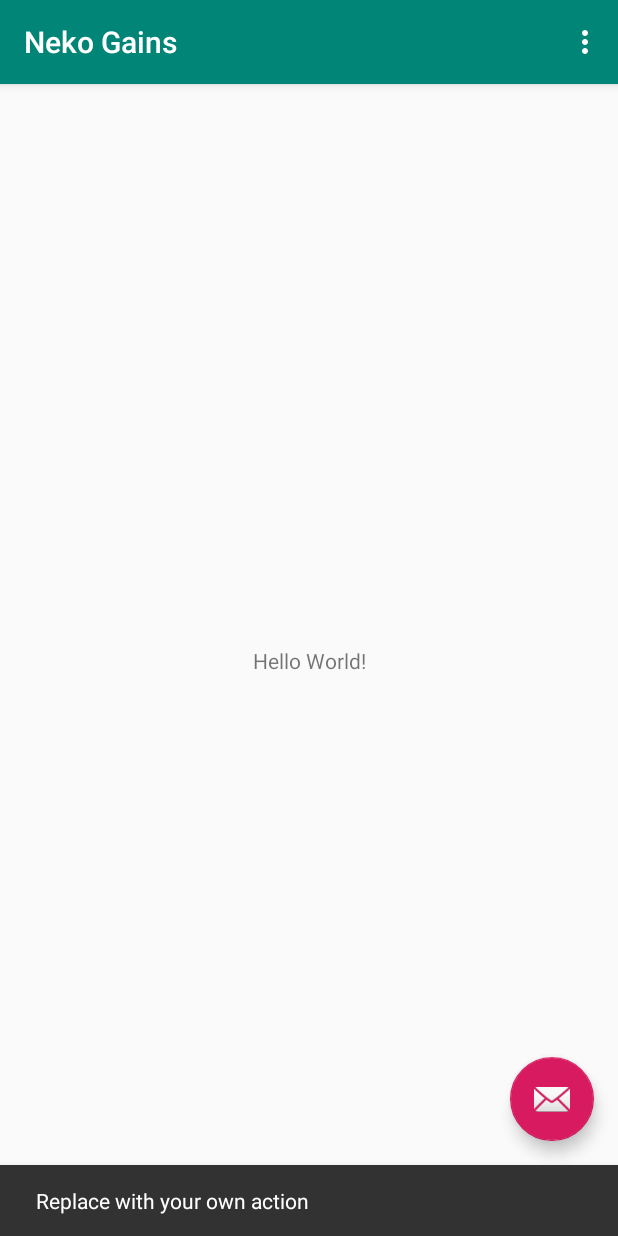
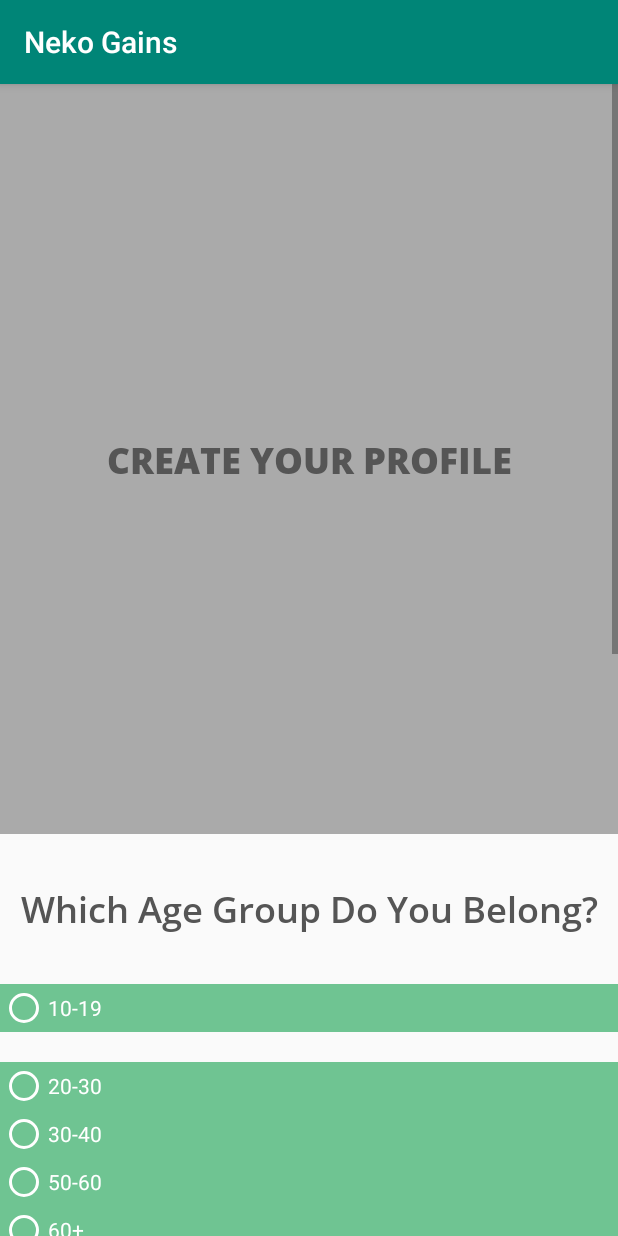
Before and after one commit to Legendarytruth/Neko-Gainz, an Android app: the screen it shows after launch (MainActivity before the commit, Questionnaire after it), after a tap on an icon or button, on a phone screen of 412 x 824 dp. Run offline under Robolectric (Android 15) with nearby library versions, the light colour scheme and no system bars.

Commit message:
THEC-38 Created questionnaire activity view

```diff
--- a/Neko Gains/app/src/main/AndroidManifest.xml
+++ b/Neko Gains/app/src/main/AndroidManifest.xml
@@ -9,6 +9,7 @@
         android:roundIcon="@mipmap/ic_launcher_round"
         android:supportsRtl="true"
         android:theme="@style/AppTheme">
+        <activity android:name=".Questionnaire"></activity>
         <activity
             android:name=".MainActivity"
             android:label="@string/app_name"
--- a/Neko Gains/app/src/main/java/com/example/nekogains/MainActivity.java
+++ b/Neko Gains/app/src/main/java/com/example/nekogains/MainActivity.java
@@ -1,5 +1,6 @@
 package com.example.nekogains;
 
+import android.content.Intent;
 import android.os.Bundle;
 
 import com.google.android.material.floatingactionbutton.FloatingActionButton;
@@ -25,6 +26,8 @@ public class MainActivity extends AppCompatActivity {
         fab.setOnClickListener(new View.OnClickListener() {
             @Override
             public void onClick(View view) {
+
+                startActivity(new Intent(MainActivity.this, Questionnaire.class));
                 Snackbar.make(view, "Replace with your own action", Snackbar.LENGTH_LONG)
                         .setAction("Action", null).show();
             }
--- /dev/null
+++ b/Neko Gains/app/src/main/java/com/example/nekogains/Questionnaire.java
@@ -0,0 +1,14 @@
+package com.example.nekogains;
+
+import androidx.appcompat.app.AppCompatActivity;
+
+import android.os.Bundle;
+
+public class Questionnaire extends AppCompatActivity {
+
+    @Override
+    protected void onCreate(Bundle savedInstanceState) {
+        super.onCreate(savedInstanceState);
+        setContentView(R.layout.activity_questionnaire);
+    }
+}
--- /dev/null
+++ b/Neko Gains/app/src/main/res/font/fonts.xml
@@ -0,0 +1,15 @@
+<?xml version="1.0" encoding="utf-8"?>
+<font-family xmlns:android="http://schemas.android.com/apk/res/android">
+    <font
+        android:fontStyle="normal"
+        android:fontWeight="400"
+        android:font="@font/OpenSans_Bold" />
+    <font
+        android:fontStyle="italic"
+        android:fontWeight="400"
+        android:font="@font/OpenSans_BoldItalic" />
+    <font
+        android:fontStyle="normal"
+        android:fontWeight="400"
+        android:font="@font/OpenSans_ExtraBold" />
+</font-family>
--- /dev/null
+++ b/Neko Gains/app/src/main/res/layout/activity_questionnaire.xml
@@ -0,0 +1,226 @@
+<?xml version="1.0" encoding="utf-8"?>
+
+<LinearLayout xmlns:android="http://schemas.android.com/apk/res/android"
+    android:layout_width="match_parent"
+    android:id="@+id/layout"
+    android:layout_height="match_parent">
+    <ScrollView
+        android:layout_width="match_parent"
+        android:layout_height="match_parent">
+        <LinearLayout
+            android:layout_width="match_parent"
+            android:orientation="vertical"
+            android:layout_height="match_parent">
+            <LinearLayout
+                android:layout_width="match_parent"
+                android:layout_height="match_parent"
+                android:orientation="vertical">
+                <TextView
+                    android:fontFamily="@font/OpenSans_ExtraBold"
+                    android:text="CREATE YOUR PROFILE"
+                    android:textSize="24sp"
+                    android:gravity="center"
+                    android:textColor="#555555"
+                    android:background="#AAAAAA"
+                    android:layout_width="match_parent"
+                    android:layout_height="500dp"/>
+                <TextView
+                    android:fontFamily="@font/OpenSans_SemiBold"
+                    android:text="Which Age Group Do You Belong?"
+                    android:textSize="24sp"
+                    android:gravity="center"
+                    android:textColor="#555555"
+                    android:layout_width="match_parent"
+                    android:layout_height="100dp"/>
+
+                <RadioGroup
+                    android:layout_width="match_parent"
+                    android:layout_height="wrap_content"
+                    android:orientation = "vertical">
+
+                    <RadioButton
+                        android:id="@+id/q1a"
+                        android:layout_width="match_parent"
+                        android:layout_height="wrap_content"
+                        android:text="10-19"
+                        android:textColor="#FFFFFF"
+                        android:buttonTint="#ffffff"
+                        android:background ="#6fc492"/>
+                    <RadioButton
+                        android:id="@+id/q1b"
+                        android:layout_marginTop = "20dp"
+                        android:layout_width="match_parent"
+                        android:layout_height="wrap_content"
+                        android:text="20-30"
+                        android:textColor="#FFFFFF"
+                        android:buttonTint="#ffffff"
+                        android:background ="#6fc492"/>
+                    <RadioButton
+                        android:id="@+id/q1c"
+                        android:layout_width="match_parent"
+                        android:layout_height="wrap_content"
+                        android:text="30-40"
+                        android:textColor="#FFFFFF"
+                        android:buttonTint="#ffffff"
+                        android:background ="#6fc492"/>
+                    <RadioButton
+                        android:id="@+id/q1d"
+                        android:layout_width="match_parent"
+                        android:layout_height="wrap_content"
+                        android:text="50-60"
+                        android:textColor="#FFFFFF"
+                        android:buttonTint="#ffffff"
+                        android:background ="#6fc492"/>
+                    <RadioButton
+                        android:id="@+id/q1e"
+                        android:layout_width="match_parent"
+                        android:layout_height="wrap_content"
+                        android:text="60+"
+                        android:textColor="#FFFFFF"
+                        android:buttonTint="#ffffff"
+                        android:background ="#6fc492"/>
+                </RadioGroup>
+            </LinearLayout>
+            <!-- Question 2 -->
+            <LinearLayout
+                android:layout_width="match_parent"
+                android:layout_height="match_parent"
+                android:orientation="vertical">
+                <TextView
+                    android:fontFamily="@font/OpenSans_SemiBold"
+                    android:text="How Often Do You Exercise?"
+                    android:textSize="24sp"
+                    android:gravity="center"
+                    android:textColor="#555555"
+                    android:layout_width="match_parent"
+                    android:layout_height="100dp"/>
+
+                <RadioGroup
+                    android:layout_width="match_parent"
+                    android:layout_height="wrap_content"
+                    android:orientation = "vertical">
+
+                    <RadioButton
+                        android:id="@+id/q2a"
+                        android:layout_width="match_parent"
+                        android:layout_height="wrap_content"
+                        android:text="Do not or very seldom exercises"
+                        android:textColor="#FFFFFF"
+                        android:buttonTint="#ffffff"
+                        android:background ="#6fc492"/>
+                    <RadioButton
+                        android:id="@+id/q2b"
+                        android:layout_width="match_parent"
+                        android:layout_height="wrap_content"
+                        android:text="1-2 times a week"
+                        android:textColor="#FFFFFF"
+                        android:buttonTint="#ffffff"
+                        android:background ="#6fc492"/>
+                    <RadioButton
+                        android:id="@+id/q2c"
+                        android:layout_width="match_parent"
+                        android:layout_height="wrap_content"
+                        android:text="3-4 times a week"
+                        android:textColor="#FFFFFF"
+                        android:buttonTint="#ffffff"
+                        android:background ="#6fc492"/>
+                    <RadioButton
+                        android:id="@+id/q2d"
+                        android:layout_width="match_parent"
+                        android:layout_height="wrap_content"
+                        android:text="5 or more times a week"
+                        android:textColor="#FFFFFF"
+                        android:buttonTint="#ffffff"
+                        android:background ="#6fc492"/>
+                </RadioGroup>
+            </LinearLayout>
+            <!-- Question 3 -->
+            <LinearLayout
+                android:layout_width="match_parent"
+                android:layout_height="match_parent"
+                android:orientation="vertical">
+                <TextView
+                    android:fontFamily="@font/OpenSans_SemiBold"
+                    android:text="Enter Your Weight and Height"
+                    android:textSize="24sp"
+                    android:gravity="center"
+                    android:textColor="#555555"
+                    android:layout_width="match_parent"
+                    android:layout_height="100dp"/>
+                <EditText
+                    android:id="@+id/q3a"
+                    android:layout_width="match_parent"
+                    android:layout_height="wrap_content"
+                    android:background="#BBBBBB"
+                    android:layout_marginLeft="20dp"
+                    android:layout_marginRight="200dp"
+                    android:hint="Enter your weight here"/>
+
+                <EditText
+                    android:id="@+id/q3b"
+                    android:layout_width="match_parent"
+                    android:layout_height="wrap_content"
+                    android:background="#BBBBBB"
+                    android:layout_marginTop="20dp"
+                    android:layout_marginLeft="20dp"
+                    android:layout_marginRight="200dp"
+                    android:hint="Enter your height here"/>
+            </LinearLayout>
+            <!-- Question 4 -->
+            <LinearLayout
+                android:layout_width="match_parent"
+                android:layout_height="match_parent"
+                android:orientation="vertical">
+                <TextView
+                    android:fontFamily="@font/OpenSans_SemiBold"
+                    android:text="What Do You Hope to Accomplish?"
+                    android:textSize="24sp"
+                    android:gravity="center"
+                    android:textColor="#555555"
+                    android:layout_width="match_parent"
+                    android:layout_height="100dp"/>
+
+                <RadioGroup
+                    android:layout_width="match_parent"
+                    android:layout_height="wrap_content"
+                    android:orientation = "vertical">
+                    <RadioButton
+                        android:id="@+id/q4a"
+                        android:layout_width="match_parent"
+                        android:layout_height="wrap_content"
+                        android:text="Muscle building"
+                        android:textColor="#FFFFFF"
+                        android:buttonTint="#ffffff"
+                        android:background ="#6fc492"/>
+                    <RadioButton
+                        android:id="@+id/q4b"
+                        android:layout_width="match_parent"
+                        android:layout_height="wrap_content"
+                        android:text="Weight loss"
+                        android:textColor="#FFFFFF"
+                        android:buttonTint="#ffffff"
+                        android:background ="#6fc492"/>
+                    <RadioButton
+                        android:id="@+id/q4c"
+                        android:layout_width="match_parent"
+                        android:layout_height="wrap_content"
+                        android:text="Healthier lifestyle"
+                        android:textColor="#FFFFFF"
+                        android:buttonTint="#ffffff"
+                        android:background ="#6fc492"/>
+                </RadioGroup>
+            </LinearLayout>
+                <Button
+                    android:fontFamily="@font/OpenSans_SemiBold"
+                    android:text="Submit"
+                    android:textSize="24sp"
+                    android:gravity="center"
+                    android:textColor="#555555"
+                    android:layout_marginHorizontal="50dp"
+                    android:layout_marginTop="40dp"
+                    android:layout_marginBottom="60dp"
+                    android:layout_width="match_parent"
+                    android:layout_height="80dp"/>
+        </LinearLayout>
+    </ScrollView>
+</LinearLayout>
```
Also changed, not shown: Neko Gains/app/src/main/res/font/OpenSans_Bold.ttf (added), Neko Gains/app/src/main/res/font/OpenSans_BoldItalic.ttf (added), Neko Gains/app/src/main/res/font/OpenSans_ExtraBold.ttf (added), Neko Gains/app/src/main/res/font/OpenSans_ExtraBoldItalic.ttf (added), Neko Gains/app/src/main/res/font/OpenSans_Italic.ttf (added), Neko Gains/app/src/main/res/font/OpenSans_Light.ttf (added), Neko Gains/app/src/main/res/font/OpenSans_LightItalic.ttf (added), Neko Gains/app/src/main/res/font/OpenSans_Regular.ttf (added), Neko Gains/app/src/main/res/font/OpenSans_SemiBold.ttf (added), Neko Gains/app/src/main/res/font/OpenSans_SemiBoldItalic.ttf (added).
